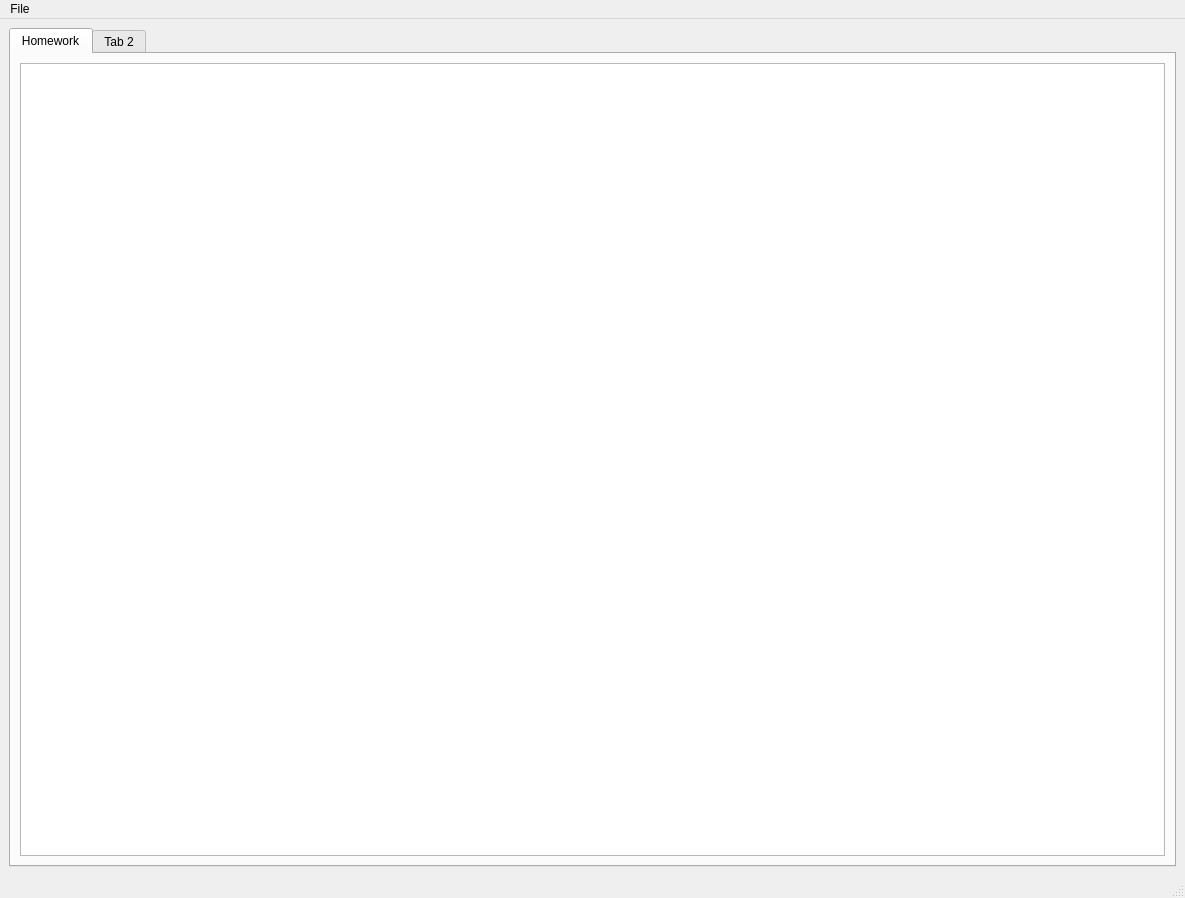
SnubbullTrouble/gradebook, file gradebook/views/main_window/mainwindow.ui: the form before one commit.
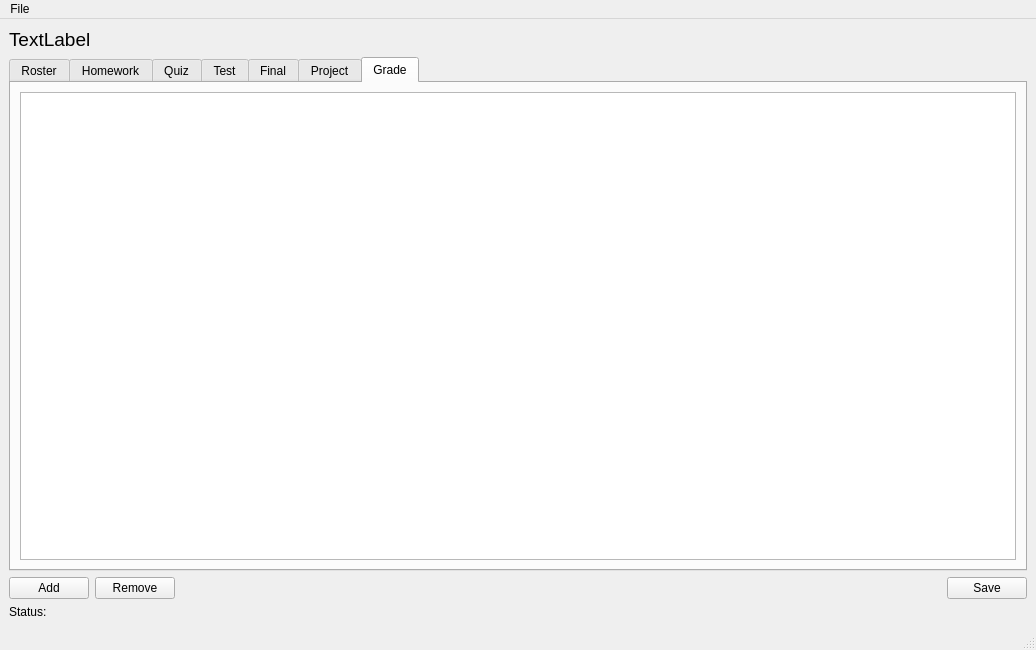
The form after the commit.

Commit message: class is being passed to main, added tabs for grade sheets to main window, wrote scaffolding for getting class and roster data and putting it to ui

The edit to the form file:
```diff
--- a/gradebook/views/main_window/mainwindow.ui
+++ b/gradebook/views/main_window/mainwindow.ui
@@ -6,8 +6,8 @@
    <rect>
     <x>0</x>
     <y>0</y>
-    <width>1185</width>
-    <height>898</height>
+    <width>1036</width>
+    <height>650</height>
    </rect>
   </property>
   <property name="windowTitle">
@@ -15,12 +15,67 @@
   </property>
   <widget class="QWidget" name="centralwidget">
    <layout class="QGridLayout" name="gridLayout">
-    <item row="0" column="0">
-     <widget class="QTabWidget" name="tabWidget">
+    <item row="3" column="0">
+     <widget class="QLabel" name="lStatus">
+      <property name="text">
+       <string>Status: </string>
+      </property>
+     </widget>
+    </item>
+    <item row="2" column="0">
+     <layout class="QHBoxLayout" name="horizontalLayout">
+      <item>
+       <widget class="QPushButton" name="bAdd">
+        <property name="text">
+         <string>Add</string>
+        </property>
+       </widget>
+      </item>
+      <item>
+       <widget class="QPushButton" name="bRemove">
+        <property name="text">
+         <string>Remove</string>
+        </property>
+       </widget>
+      </item>
+      <item>
+       <spacer name="horizontalSpacer">
+        <property name="orientation">
+         <enum>Qt::Orientation::Horizontal</enum>
+        </property>
+        <property name="sizeHint" stdset="0">
+         <size>
+          <width>40</width>
+          <height>20</height>
+         </size>
+        </property>
+       </spacer>
+      </item>
+      <item>
+       <widget class="QPushButton" name="bSave">
+        <property name="text">
+         <string>Save</string>
+        </property>
+       </widget>
+      </item>
+     </layout>
+    </item>
+    <item row="1" column="0">
+     <widget class="QTabWidget" name="tFinal">
       <property name="currentIndex">
        <number>0</number>
       </property>
-      <widget class="QWidget" name="tab">
+      <widget class="QWidget" name="Roster">
+       <attribute name="title">
+        <string>Roster</string>
+       </attribute>
+       <layout class="QGridLayout" name="gridLayout_3">
+        <item row="0" column="0">
+         <widget class="QTableWidget" name="tRoster"/>
+        </item>
+       </layout>
+      </widget>
+      <widget class="QWidget" name="Homework">
        <attribute name="title">
         <string>Homework</string>
        </attribute>
@@ -30,11 +85,63 @@
         </item>
        </layout>
       </widget>
+      <widget class="QWidget" name="Quiz">
+       <attribute name="title">
+        <string>Quiz</string>
+       </attribute>
+       <layout class="QGridLayout" name="gridLayout_4">
+        <item row="0" column="0">
+         <widget class="QTableWidget" name="tQuiz"/>
+        </item>
+       </layout>
+      </widget>
       <widget class="QWidget" name="tab_2">
        <attribute name="title">
-        <string>Tab 2</string>
+        <string>Test</string>
        </attribute>
       </widget>
+      <widget class="QWidget" name="tab_3">
+       <attribute name="title">
+        <string>Final</string>
+       </attribute>
+       <layout class="QGridLayout" name="gridLayout_6">
+        <item row="0" column="0">
+         <widget class="QTableWidget" name="tQuiz_2"/>
+        </item>
+       </layout>
+      </widget>
+      <widget class="QWidget" name="Project">
+       <attribute name="title">
+        <string>Project</string>
+       </attribute>
+       <layout class="QGridLayout" name="gridLayout_7">
+        <item row="0" column="0">
+         <widget class="QTableWidget" name="tProject"/>
+        </item>
+       </layout>
+      </widget>
+      <widget class="QWidget" name="Grade">
+       <attribute name="title">
+        <string>Grade</string>
+       </attribute>
+       <layout class="QGridLayout" name="gridLayout_8">
+        <item row="0" column="0">
+         <widget class="QTableWidget" name="tGrade"/>
+        </item>
+       </layout>
+      </widget>
+     </widget>
+    </item>
+    <item row="0" column="0">
+     <widget class="QLabel" name="lClassName">
+      <property name="font">
+       <font>
+        <pointsize>14</pointsize>
+       </font>
+      </property>
+      <property name="text">
+       <string>TextLabel</string>
+      </property>
      </widget>
     </item>
    </layout>
@@ -44,7 +151,7 @@
     <rect>
      <x>0</x>
      <y>0</y>
-     <width>1185</width>
+     <width>1036</width>
      <height>22</height>
     </rect>
    </property>
```
Left out of the diff: 7 changed lines with no effect on the pictures. The commit also changes 7 other files.
